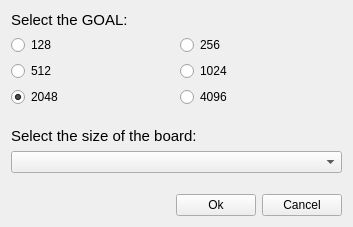
First picture: the form in settings.ui, repository F74036344/2048, before the edit.
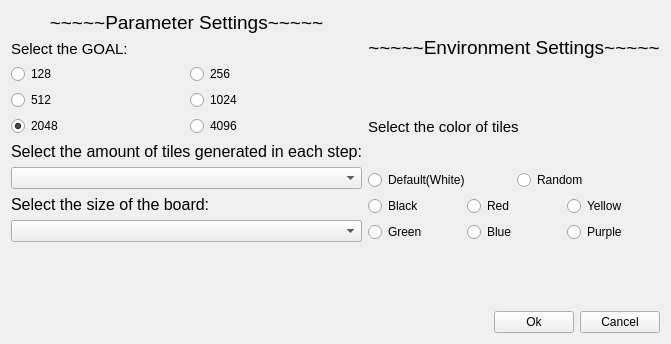
Second picture: the form after the edit.

Diff of the .ui file:
```diff
--- a/settings.ui
+++ b/settings.ui
@@ -6,8 +6,8 @@
    <rect>
     <x>0</x>
     <y>0</y>
-    <width>353</width>
-    <height>227</height>
+    <width>624</width>
+    <height>344</height>
    </rect>
   </property>
   <property name="windowTitle">
@@ -15,6 +15,17 @@
   </property>
   <layout class="QVBoxLayout" name="verticalLayout_2">
    <item>
+    <layout class="QHBoxLayout" name="horizontalLayout_5">
+     <item>
+      <layout class="QVBoxLayout" name="verticalLayout_4">
+       <item>
+        <widget class="QLabel" name="label_parameterSet">
+         <property name="text">
+          <string>&lt;html&gt;&lt;head/&gt;&lt;body&gt;&lt;p align=&quot;center&quot;&gt;&lt;span style=&quot; font-size:14pt;&quot;&gt;~~~~~Parameter Settings~~~~~&lt;/span&gt;&lt;/p&gt;&lt;/body&gt;&lt;/html&gt;</string>
+         </property>
+        </widget>
+       </item>
+       <item>
     <widget class="QLabel" name="label">
      <property name="text">
       <string>&lt;html&gt;&lt;head/&gt;&lt;body&gt;&lt;p&gt;&lt;span style=&quot; font-size:11pt;&quot;&gt;Select the GOAL:&lt;/span&gt;&lt;/p&gt;&lt;/body&gt;&lt;/html&gt;</string>
@@ -83,34 +94,154 @@
     </layout>
    </item>
    <item>
-    <spacer name="verticalSpacer">
-     <property name="orientation">
-      <enum>Qt::Vertical</enum>
-     </property>
-     <property name="sizeHint" stdset="0">
-      <size>
-       <width>20</width>
-       <height>40</height>
-      </size>
-     </property>
-    </spacer>
+        <widget class="QLabel" name="label_3">
+         <property name="text">
+          <string>&lt;html&gt;&lt;head/&gt;&lt;body&gt;&lt;p&gt;&lt;span style=&quot; font-size:12pt;&quot;&gt;Select the amount of tiles generated in each step:&lt;/span&gt;&lt;/p&gt;&lt;/body&gt;&lt;/html&gt;</string>
+         </property>
+        </widget>
+       </item>
+       <item>
+        <widget class="QComboBox" name="comboBox_tileGenerateAmount"/>
    </item>
    <item>
     <widget class="QLabel" name="label_2">
      <property name="text">
-      <string>&lt;html&gt;&lt;head/&gt;&lt;body&gt;&lt;p&gt;&lt;span style=&quot; font-size:11pt;&quot;&gt;Select the size of the board:&lt;/span&gt;&lt;/p&gt;&lt;/body&gt;&lt;/html&gt;</string>
+          <string>&lt;html&gt;&lt;head/&gt;&lt;body&gt;&lt;p&gt;&lt;span style=&quot; font-size:12pt;&quot;&gt;Select the size of the board:&lt;/span&gt;&lt;/p&gt;&lt;/body&gt;&lt;/html&gt;</string>
      </property>
     </widget>
    </item>
-   <item>
-    <layout class="QHBoxLayout" name="horizontalLayout_5">
      <item>
       <widget class="QComboBox" name="comboBox"/>
      </item>
     </layout>
    </item>
    <item>
-    <spacer name="verticalSpacer_2">
+      <spacer name="horizontalSpacer_2">
+       <property name="orientation">
+        <enum>Qt::Horizontal</enum>
+       </property>
+       <property name="sizeHint" stdset="0">
+        <size>
+         <width>40</width>
+         <height>20</height>
+        </size>
+       </property>
+      </spacer>
+     </item>
+     <item>
+      <layout class="QVBoxLayout" name="verticalLayout_3">
+       <item>
+        <widget class="QLabel" name="label_environmentSet">
+         <property name="text">
+          <string>&lt;html&gt;&lt;head/&gt;&lt;body&gt;&lt;p align=&quot;center&quot;&gt;&lt;span style=&quot; font-size:14pt;&quot;&gt;~~~~~Environment Settings~~~~~&lt;/span&gt;&lt;/p&gt;&lt;/body&gt;&lt;/html&gt;</string>
+         </property>
+        </widget>
+       </item>
+       <item>
+        <widget class="QLabel" name="label_4">
+         <property name="text">
+          <string>&lt;html&gt;&lt;head/&gt;&lt;body&gt;&lt;p&gt;&lt;span style=&quot; font-size:11pt;&quot;&gt;Select the color of tiles&lt;/span&gt;&lt;/p&gt;&lt;/body&gt;&lt;/html&gt;</string>
+         </property>
+        </widget>
+       </item>
+       <item>
+        <layout class="QHBoxLayout" name="horizontalLayout_8">
+         <item>
+          <widget class="QRadioButton" name="radioButton_defaultColor">
+           <property name="text">
+            <string>Default(White)</string>
+           </property>
+           <attribute name="buttonGroup">
+            <string notr="true">buttonGroup_2</string>
+           </attribute>
+          </widget>
+         </item>
+         <item>
+          <widget class="QRadioButton" name="radioButton_randomColor">
+           <property name="text">
+            <string>Random</string>
+           </property>
+           <attribute name="buttonGroup">
+            <string notr="true">buttonGroup_2</string>
+           </attribute>
+          </widget>
+         </item>
+        </layout>
+       </item>
+       <item>
+        <layout class="QHBoxLayout" name="horizontalLayout_6">
+         <item>
+          <widget class="QRadioButton" name="radioButton_black">
+           <property name="text">
+            <string>Black</string>
+           </property>
+           <attribute name="buttonGroup">
+            <string notr="true">buttonGroup_2</string>
+           </attribute>
+          </widget>
+         </item>
+         <item>
+          <widget class="QRadioButton" name="radioButton_red">
+           <property name="text">
+            <string>Red</string>
+           </property>
+           <attribute name="buttonGroup">
+            <string notr="true">buttonGroup_2</string>
+           </attribute>
+          </widget>
+         </item>
+         <item>
+          <widget class="QRadioButton" name="radioButton_yellow">
+           <property name="text">
+            <string>Yellow</string>
+           </property>
+           <attribute name="buttonGroup">
+            <string notr="true">buttonGroup_2</string>
+           </attribute>
+          </widget>
+         </item>
+        </layout>
+       </item>
+       <item>
+        <layout class="QHBoxLayout" name="horizontalLayout_7">
+         <item>
+          <widget class="QRadioButton" name="radioButton_green">
+           <property name="text">
+            <string>Green</string>
+           </property>
+           <attribute name="buttonGroup">
+            <string notr="true">buttonGroup_2</string>
+           </attribute>
+          </widget>
+         </item>
+         <item>
+          <widget class="QRadioButton" name="radioButton_blue">
+           <property name="text">
+            <string>Blue</string>
+           </property>
+           <attribute name="buttonGroup">
+            <string notr="true">buttonGroup_2</string>
+           </attribute>
+          </widget>
+         </item>
+         <item>
+          <widget class="QRadioButton" name="radioButton_purple">
+           <property name="text">
+            <string>Purple</string>
+           </property>
+           <attribute name="buttonGroup">
+            <string notr="true">buttonGroup_2</string>
+           </attribute>
+          </widget>
+         </item>
+        </layout>
+       </item>
+      </layout>
+     </item>
+    </layout>
+   </item>
+   <item>
+    <spacer name="verticalSpacer">
      <property name="orientation">
       <enum>Qt::Vertical</enum>
      </property>
```
Left out of the diff: 27 changed lines with no effect on the pictures. Lines whose indentation alone changed are shown as unchanged.
